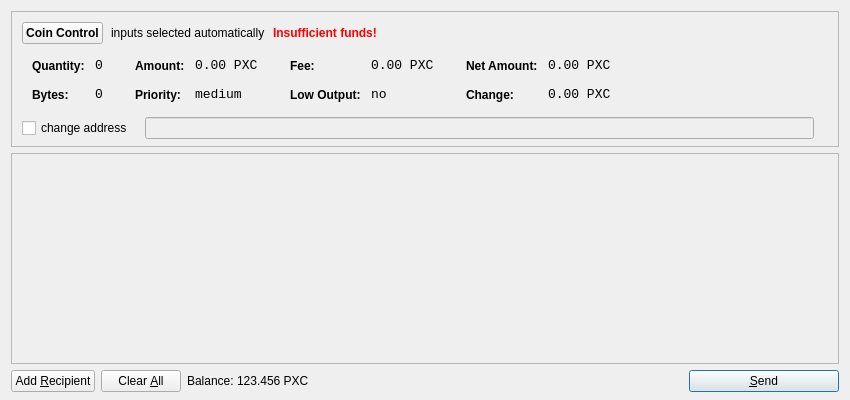
ghostlander/Phoenixcoin-v0.7, file src/qt/forms/sendcoinsdialog.ui: the form before one commit.
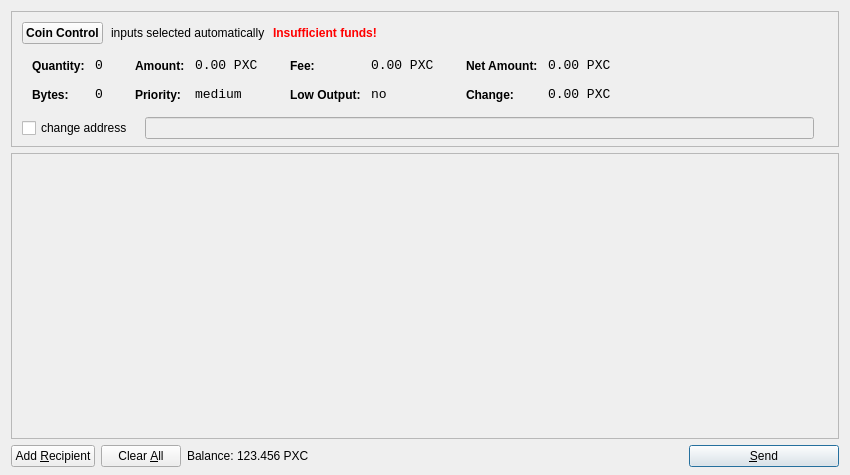
The form after the commit. Icons and pictures are not drawn.

Diff of the .ui file:
```diff
--- a/src/qt/forms/sendcoinsdialog.ui
+++ b/src/qt/forms/sendcoinsdialog.ui
@@ -7,7 +7,7 @@
     <x>0</x>
     <y>0</y>
     <width>850</width>
-    <height>400</height>
+    <height>475</height>
    </rect>
   </property>
   <property name="windowTitle">
```
